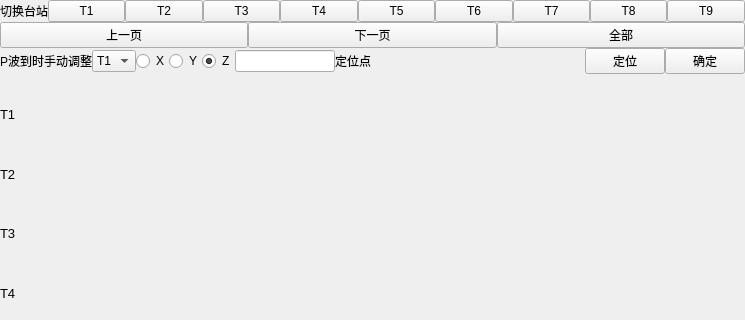
The window that MineEarthquakeDemo14/showchart.ui (HaiUgo/MineEarthquakeDemo) describes before a commit, drawn with Qt 5; both pictures show x 0 to 745 and y 0 to 320 of the 745 by 622 pixel window.
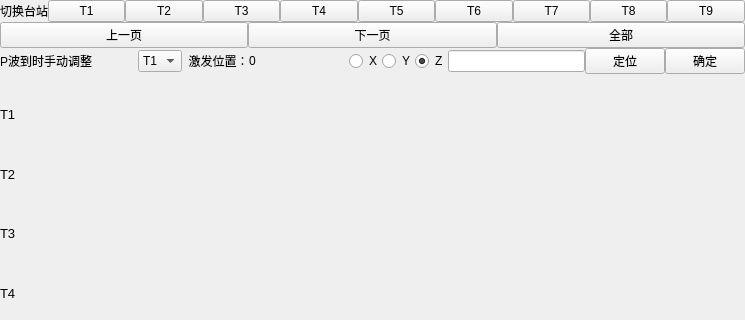
The same window after the commit.

Diff of the .ui file:
```diff
--- a/MineEarthquakeDemo14/showchart.ui
+++ b/MineEarthquakeDemo14/showchart.ui
@@ -227,6 +227,38 @@
          </item>
         </widget>
        </item>
+       <item>
+        <widget class="QLabel" name="motiposLocationLabel">
+         <property name="text">
+          <string>  激发位置：</string>
+         </property>
+        </widget>
+       </item>
+       <item>
+        <widget class="QLabel" name="locationResultLabel">
+         <property name="sizePolicy">
+          <sizepolicy hsizetype="Preferred" vsizetype="Preferred">
+           <horstretch>0</horstretch>
+           <verstretch>0</verstretch>
+          </sizepolicy>
+         </property>
+         <property name="minimumSize">
+          <size>
+           <width>100</width>
+           <height>0</height>
+          </size>
+         </property>
+         <property name="maximumSize">
+          <size>
+           <width>100</width>
+           <height>16777215</height>
+          </size>
+         </property>
+         <property name="text">
+          <string>0</string>
+         </property>
+        </widget>
+       </item>
        <item>
         <widget class="QRadioButton" name="tx">
          <property name="text">
@@ -261,31 +293,6 @@
          </property>
         </widget>
        </item>
-       <item>
-        <widget class="QLabel" name="locationResultLabel">
-         <property name="sizePolicy">
-          <sizepolicy hsizetype="Expanding" vsizetype="Preferred">
-           <horstretch>0</horstretch>
-           <verstretch>0</verstretch>
-          </sizepolicy>
-         </property>
-         <property name="minimumSize">
-          <size>
-           <width>250</width>
-           <height>0</height>
-          </size>
-         </property>
-         <property name="maximumSize">
-          <size>
-           <width>250</width>
-           <height>16777215</height>
-          </size>
-         </property>
-         <property name="text">
-          <string>定位点</string>
-         </property>
-        </widget>
-       </item>
        <item>
         <widget class="QPushButton" name="locationAlgorithmButton">
          <property name="text">
```
